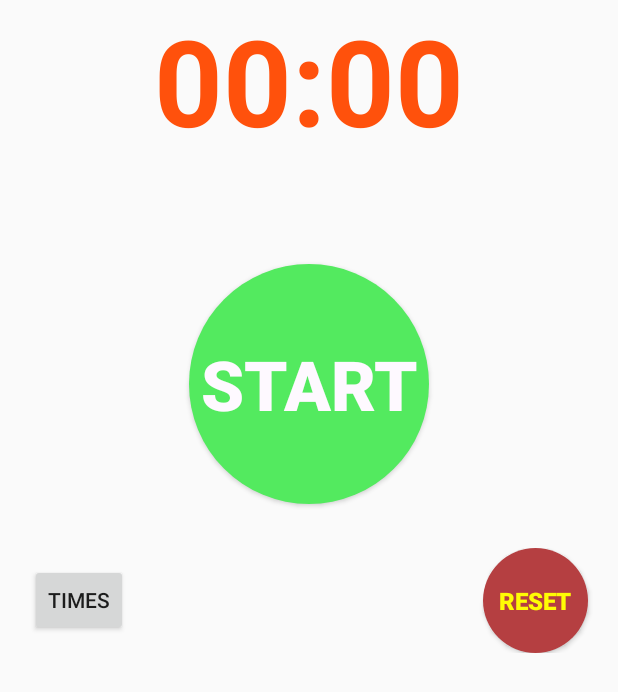
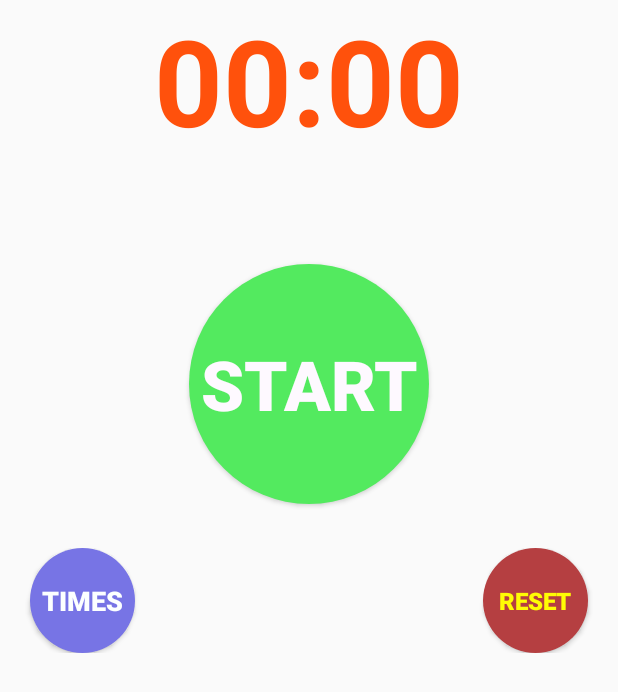
Before and after one commit to aastle/fittimer, an Android app: the screen it shows after launch (MainActivity), on a phone screen of 412 x 824 dp. Shown: the top 692 px of the screen. Run offline under Robolectric (Android 15) with nearby library versions, the light colour scheme and no system bars.

Commit message:
Initial commit

```diff
--- a/fittimer/src/main/res/drawable-mdpi/shape_stats_circle.xml
+++ b/fittimer/src/main/res/drawable-mdpi/shape_stats_circle.xml
@@ -10,5 +10,5 @@
         android:bottomRightRadius="90dp" />
 
     <solid
-        android:color="#ff45b1b5" />
+        android:color="#ff7774e5" />
 </shape>
--- a/fittimer/src/main/res/layout-sw600dp/activity_main.xml
+++ b/fittimer/src/main/res/layout-sw600dp/activity_main.xml
@@ -54,6 +54,10 @@
             android:layout_gravity="center_horizontal"
             android:textSize="60sp" />
 
+        <RelativeLayout
+            android:layout_width="fill_parent"
+            android:layout_height="wrap_content">
+
             <Button
                 style="?android:attr/buttonStyleSmall"
                 android:layout_width="90dp"
@@ -66,6 +70,24 @@
                 android:textStyle="bold"
                 android:padding="10dp"
                 android:textSize="22sp"
-            android:layout_marginRight="20dp" />
+                android:layout_marginRight="20dp"
+                android:layout_alignParentEnd="true" />
+
+            <Button
+                style="?android:attr/buttonStyleSmall"
+                android:layout_width="90dp"
+                android:layout_height="90dp"
+                android:text="@string/times"
+                android:id="@+id/buttonStats"
+                android:layout_centerVertical="true"
+                android:layout_alignParentLeft="true"
+                android:layout_alignParentStart="true"
+                android:background="@drawable/shape_stats_circle"
+                android:textColor="#ffffff"
+                android:textSize="22sp"
+                android:textStyle="bold"
+                android:layout_marginLeft="20dp" />
+        </RelativeLayout>
+
     </LinearLayout>
 </RelativeLayout>
--- a/fittimer/src/main/res/layout/activity_main.xml
+++ b/fittimer/src/main/res/layout/activity_main.xml
@@ -67,7 +67,7 @@
                 android:textColor="#fffc04"
                 android:textStyle="bold"
                 android:padding="10dp"
-                android:textSize="16sp"
+                android:textSize="16.3sp"
                 android:layout_marginRight="20dp"
                 android:layout_alignParentStart="false"
                 android:layout_alignParentEnd="true"
@@ -75,14 +75,18 @@
 
             <Button
                 style="?android:attr/buttonStyleSmall"
-                android:layout_width="wrap_content"
-                android:layout_height="wrap_content"
+                android:layout_width="70dp"
+                android:layout_height="70dp"
                 android:text="@string/times"
                 android:id="@+id/buttonStats"
                 android:layout_centerVertical="true"
                 android:layout_alignParentLeft="true"
                 android:layout_alignParentStart="true"
-                android:layout_marginLeft="20dp" />
+                android:layout_marginLeft="20dp"
+                android:background="@drawable/shape_stats_circle"
+                android:textColor="#fcffff"
+                android:textStyle="bold"
+                android:textSize="18dp" />
         </RelativeLayout>
 
     </LinearLayout>
```
Lines whose indentation alone changed are shown as unchanged.
